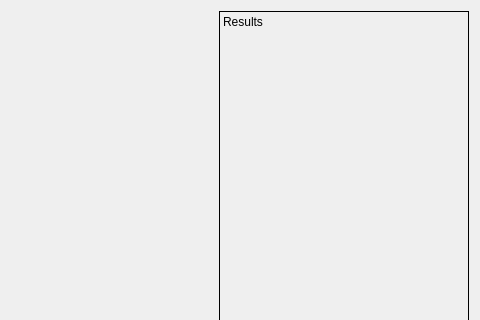
The window that UI_files/yolo_picture.ui (Unkkis/Yolo_demo) describes before a commit, drawn with Qt 5; both pictures show x 438 to 918 and y 0 to 320 of the 918 by 607 pixel window.
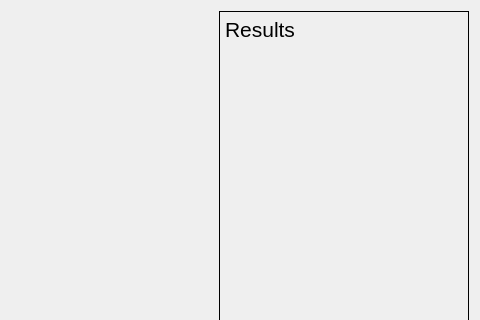
The same window after the commit.

```diff
--- a/UI_files/yolo_picture.ui
+++ b/UI_files/yolo_picture.ui
@@ -59,6 +59,11 @@
        <height>0</height>
       </size>
      </property>
+     <property name="font">
+      <font>
+       <pointsize>16</pointsize>
+      </font>
+     </property>
      <property name="frameShape">
       <enum>QFrame::Box</enum>
      </property>
```
Left out of the diff: 2 changed lines with no effect on the pictures.
